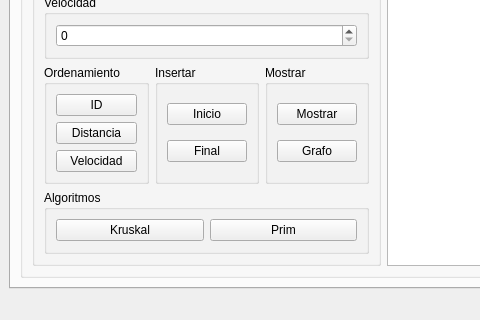
This is mainwindow.ui in MoraRMod/Particulas as Qt 5 draws it before an edit; both pictures show x 0 to 480 and y 336 to 656 of the 800 by 656 pixel window. The edited form follows.
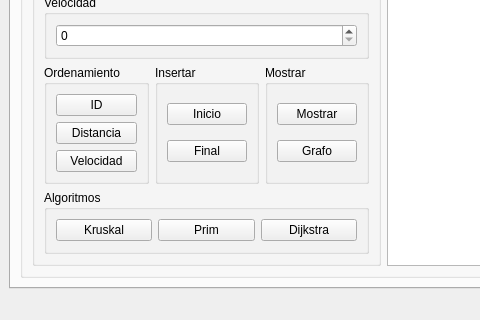
This is the edited form.

Commit message: Se agrega un boton con el valor de Dijkstra

Patch:
```diff
--- a/mainwindow.ui
+++ b/mainwindow.ui
@@ -293,6 +293,13 @@
                    </property>
                   </widget>
                  </item>
+                 <item row="0" column="2">
+                  <widget class="QPushButton" name="Dijkstra_PushButton">
+                   <property name="text">
+                    <string>Dijkstra</string>
+                   </property>
+                  </widget>
+                 </item>
                 </layout>
                </widget>
               </item>
```
